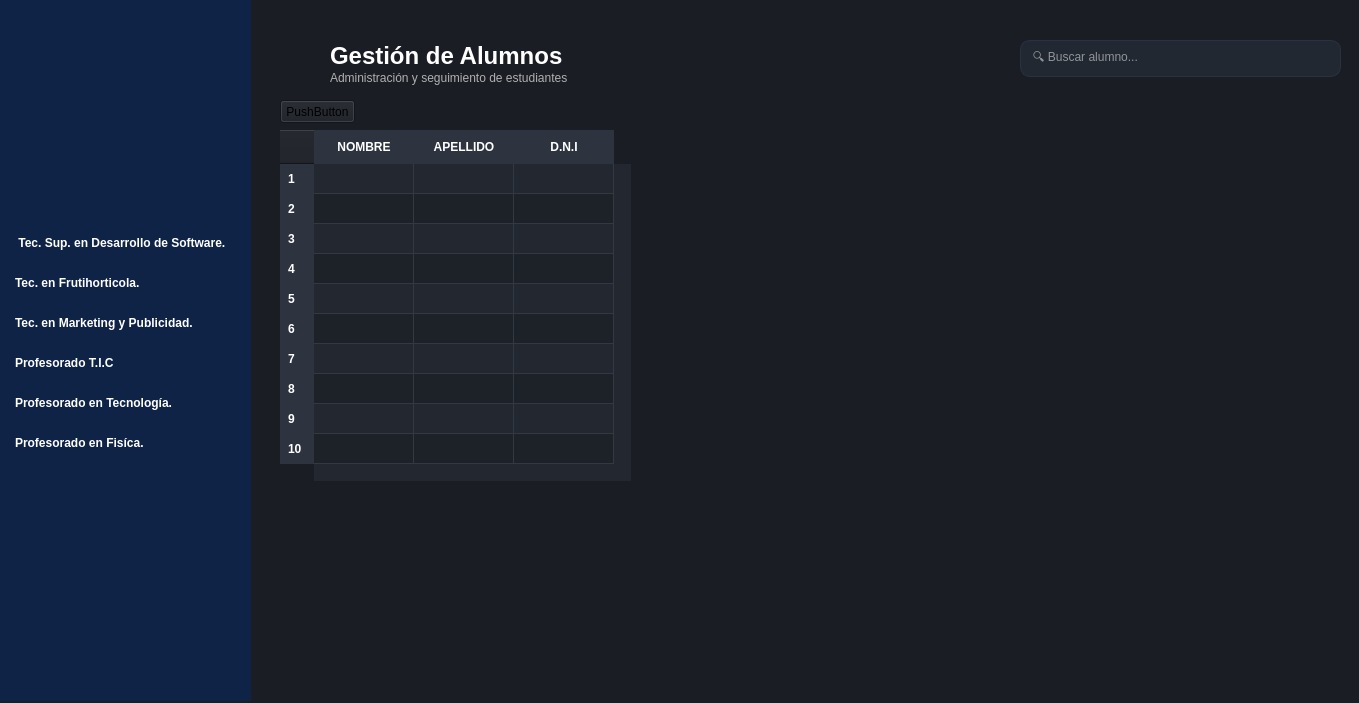
Before: the Qt Designer form ui/interfaz_inicio.ui in lugokevin69/proyecto_login, drawn with Qt 5.
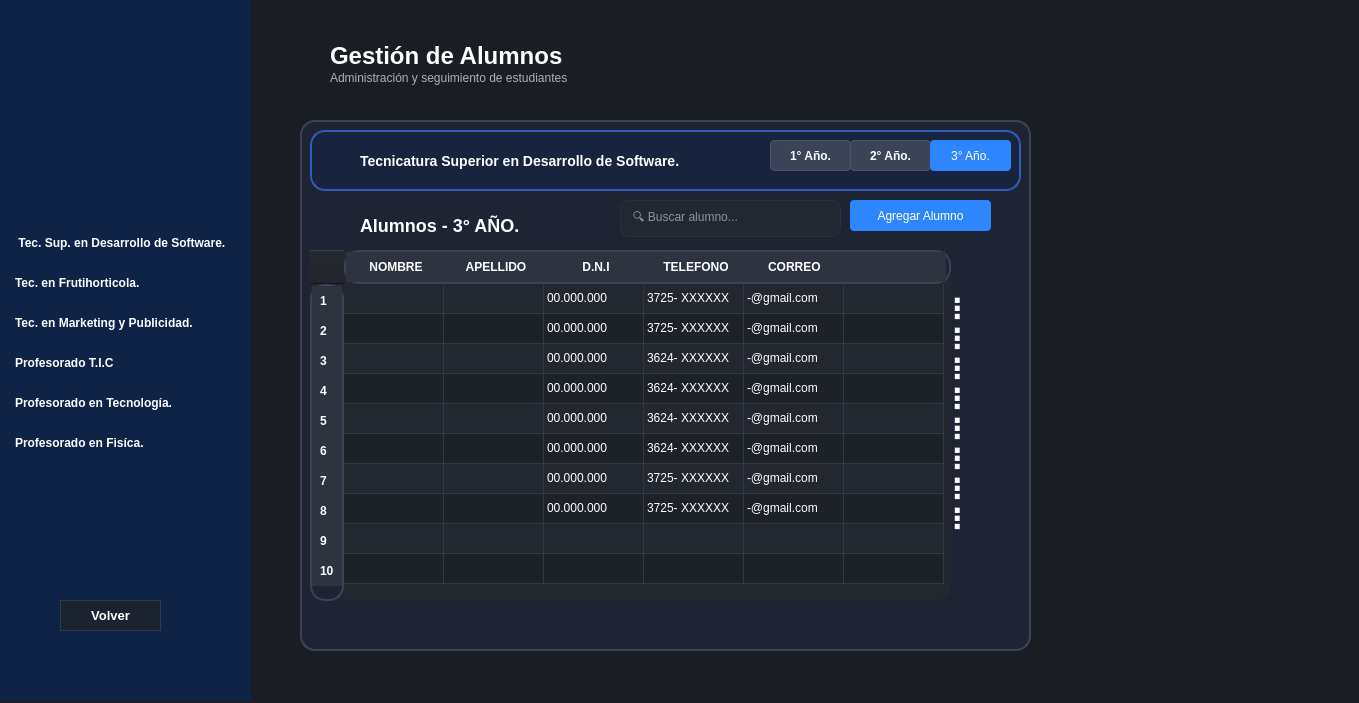
After: the same form once the commit is applied. Icons and pictures are not drawn.

```diff
--- a/ui/interfaz_inicio.ui
+++ b/ui/interfaz_inicio.ui
@@ -139,10 +139,10 @@
     <widget class="QLabel" name="label">
      <property name="geometry">
       <rect>
-       <x>70</x>
-       <y>30</y>
-       <width>121</width>
-       <height>121</height>
+       <x>30</x>
+       <y>20</y>
+       <width>191</width>
+       <height>171</height>
       </rect>
      </property>
      <property name="text">
@@ -637,7 +637,44 @@
      </property>
      <property name="icon">
       <iconset>
-       <normaloff>../Documentos/proyecto git hub/proyecto_login/iconos/alumno.png</normaloff>../Documentos/proyecto git hub/proyecto_login/iconos/alumno.png</iconset>
+       <normaloff>../iconos/alumno.png</normaloff>../iconos/alumno.png</iconset>
+     </property>
+    </widget>
+    <widget class="QPushButton" name="bt_volver2">
+     <property name="geometry">
+      <rect>
+       <x>60</x>
+       <y>600</y>
+       <width>101</width>
+       <height>31</height>
+      </rect>
+     </property>
+     <property name="styleSheet">
+      <string notr="true">QPushButton{
+     background-color: #1B2330;
+     color: #FFFFFF;
+
+border: 1px solid #2F3A4F;
+border-radius: 12PX;
+
+font-family: &quot;segoe UI&quot;;
+font-size: 10pt;
+font-weight: 600;
+
+padding: 8px 15px;
+}
+
+QPushButton:hover{
+     background-color: #242E3D;
+     border: 1px solid #3B82F6;
+}
+
+QPushButton:pressed{
+     background-color: #18202C;
+}</string>
+     </property>
+     <property name="text">
+      <string>Volver</string>
      </property>
     </widget>
    </widget>
@@ -685,12 +722,190 @@
    <widget class="QLabel" name="label_4">
     <property name="geometry">
      <rect>
-      <x>270</x>
-      <y>40</y>
-      <width>47</width>
+      <x>530</x>
+      <y>170</y>
+      <width>75</width>
+      <height>21</height>
+     </rect>
+    </property>
+    <property name="styleSheet">
+     <string notr="true">QPushButton{
+    background: transparent;
+    color: white;
+    border: none;
+    font-size: 16px;
+}
+
+QPushButton:hover{
+    background-color: #323844;
+    border-radius: 5px;
+}</string>
+    </property>
+    <property name="text">
+     <string/>
+    </property>
+   </widget>
+   <widget class="QFrame" name="frame_2">
+    <property name="geometry">
+     <rect>
+      <x>300</x>
+      <y>120</y>
+      <width>731</width>
+      <height>531</height>
+     </rect>
+    </property>
+    <property name="styleSheet">
+     <string notr="true">QFrame{
+    background-color: #1E2433;
+    border: 2px solid #3A4358;
+    border-radius: 15px;
+}</string>
+    </property>
+    <property name="frameShape">
+     <enum>QFrame::StyledPanel</enum>
+    </property>
+    <property name="frameShadow">
+     <enum>QFrame::Raised</enum>
+    </property>
+    <widget class="QFrame" name="frame">
+     <property name="geometry">
+      <rect>
+       <x>10</x>
+       <y>10</y>
+       <width>711</width>
+       <height>61</height>
+      </rect>
+     </property>
+     <property name="styleSheet">
+      <string notr="true">QFrame{
+    background-color: #18243D;
+    border: 2px solid #2E5CB8;
+    border-radius: 15px;
+}</string>
+     </property>
+     <property name="frameShape">
+      <enum>QFrame::StyledPanel</enum>
+     </property>
+     <property name="frameShadow">
+      <enum>QFrame::Raised</enum>
+     </property>
+     <widget class="QLabel" name="label_5">
+      <property name="geometry">
+       <rect>
+        <x>50</x>
+        <y>20</y>
+        <width>441</width>
+        <height>21</height>
+       </rect>
+      </property>
+      <property name="styleSheet">
+       <string notr="true">QLabel{
+    color: white;
+    background: transparent;
+    border: none;
+}
+QLabel{
+    color: white;
+    font-size: 14px;
+    font-weight: bold;
+    background: transparent;
+}</string>
+      </property>
+      <property name="text">
+       <string>Tecnicatura Superior en Desarrollo de Software.</string>
+      </property>
+     </widget>
+     <widget class="QPushButton" name="pushButton_13">
+      <property name="geometry">
+       <rect>
+        <x>460</x>
+        <y>10</y>
+        <width>81</width>
+        <height>31</height>
+       </rect>
+      </property>
+      <property name="styleSheet">
+       <string notr="true">QPushButton{
+    background-color: #3A4358;
+    color: white;
+    border: 1px solid #4A5568;
+    border-radius: 4px;
+    padding: 8px;
+    font-weight: bold;
+}
+
+QPushButton:hover{
+    background-color: #4A5568;
+}</string>
+      </property>
+      <property name="text">
+       <string>1° Año.</string>
+      </property>
+     </widget>
+     <widget class="QPushButton" name="pushButton_14">
+      <property name="geometry">
+       <rect>
+        <x>540</x>
+        <y>10</y>
+        <width>81</width>
+        <height>31</height>
+       </rect>
+      </property>
+      <property name="styleSheet">
+       <string notr="true">QPushButton{
+    background-color: #3A4358;
+    color: white;
+    border: 1px solid #4A5568;
+    border-radius: 4px;
+    padding: 8px;
+    font-weight: bold;
+}
+
+QPushButton:hover{
+    background-color: #4A5568;
+}</string>
+      </property>
+      <property name="text">
+       <string>2° Año.</string>
+      </property>
+     </widget>
+     <widget class="QPushButton" name="pushButton_15">
+      <property name="geometry">
+       <rect>
+        <x>620</x>
+        <y>10</y>
+        <width>81</width>
+        <height>31</height>
+       </rect>
+      </property>
+      <property name="styleSheet">
+       <string notr="true">QPushButton{
+	font: 87 8pt &quot;Arial Black&quot;;
+
+    background-color: #2E86FF;
+    color: white;
+    border: none;
+    border-radius: 4px;
+}</string>
+      </property>
+      <property name="text">
+       <string>3° Año.</string>
+      </property>
+     </widget>
+     <widget class="QLabel" name="label_8">
+      <property name="geometry">
+       <rect>
+        <x>10</x>
+        <y>10</y>
+        <width>31</width>
       <height>41</height>
      </rect>
     </property>
+      <property name="styleSheet">
+       <string notr="true">QLabel {
+        border: none;
+}</string>
+      </property>
     <property name="text">
      <string/>
     </property>
@@ -701,41 +916,13 @@
      <bool>true</bool>
     </property>
    </widget>
-   <widget class="QLineEdit" name="lineEdit">
-    <property name="geometry">
-     <rect>
-      <x>1020</x>
-      <y>40</y>
-      <width>321</width>
-      <height>37</height>
-     </rect>
-    </property>
-    <property name="styleSheet">
-     <string notr="true">QLineEdit{
-    background-color: #222831;
-    color: white;
-    border: 1px solid #2A3140;
-    border-radius: 10px;
-    padding-left: 10px;
-    font-family: &quot;Segoe UI&quot;;
-    font-size: 9pt;
-    min-height: 35px;
-}
-
-QLineEdit:focus{
-    border: 2px solid #2563EB;
-}</string>
-    </property>
-    <property name="placeholderText">
-     <string>🔍 Buscar alumno...</string>
-    </property>
    </widget>
    <widget class="QTableWidget" name="tableWidget">
     <property name="geometry">
      <rect>
-      <x>280</x>
+       <x>10</x>
       <y>130</y>
-      <width>351</width>
+       <width>641</width>
       <height>351</height>
      </rect>
     </property>
@@ -835,6 +1022,9 @@
      <property name="text">
       <string>NOMBRE</string>
      </property>
+      <property name="textAlignment">
+       <set>AlignCenter</set>
+      </property>
     </column>
     <column>
      <property name="text">
@@ -846,174 +1036,539 @@
       <string>D.N.I</string>
      </property>
     </column>
-   </widget>
-   <widget class="QPushButton" name="pushButton_7">
+     <column>
+      <property name="text">
+       <string>TELEFONO</string>
+      </property>
+     </column>
+     <column>
+      <property name="text">
+       <string>CORREO </string>
+      </property>
+     </column>
+     <column>
+      <property name="text">
+       <string/>
+      </property>
+     </column>
+     <item row="0" column="0">
+      <property name="text">
+       <string/>
+      </property>
+     </item>
+     <item row="0" column="1">
+      <property name="text">
+       <string/>
+      </property>
+     </item>
+     <item row="0" column="2">
+      <property name="text">
+       <string>00.000.000</string>
+      </property>
+     </item>
+     <item row="0" column="3">
+      <property name="text">
+       <string>3725- XXXXXX</string>
+      </property>
+     </item>
+     <item row="0" column="4">
+      <property name="text">
+       <string>-@gmail.com</string>
+      </property>
+      <property name="background">
+       <brush brushstyle="NoBrush">
+        <color alpha="255">
+         <red>0</red>
+         <green>85</green>
+         <blue>0</blue>
+        </color>
+       </brush>
+      </property>
+     </item>
+     <item row="1" column="0">
+      <property name="text">
+       <string/>
+      </property>
+     </item>
+     <item row="1" column="1">
+      <property name="text">
+       <string/>
+      </property>
+     </item>
+     <item row="1" column="2">
+      <property name="text">
+       <string>00.000.000</string>
+      </property>
+     </item>
+     <item row="1" column="3">
+      <property name="text">
+       <string>3725- XXXXXX</string>
+      </property>
+     </item>
+     <item row="1" column="4">
+      <property name="text">
+       <string>-@gmail.com</string>
+      </property>
+      <property name="background">
+       <brush brushstyle="NoBrush">
+        <color alpha="255">
+         <red>200</red>
+         <green>66</green>
+         <blue>0</blue>
+        </color>
+       </brush>
+      </property>
+     </item>
+     <item row="2" column="0">
+      <property name="text">
+       <string/>
+      </property>
+     </item>
+     <item row="2" column="1">
+      <property name="text">
+       <string/>
+      </property>
+     </item>
+     <item row="2" column="2">
+      <property name="text">
+       <string>00.000.000</string>
+      </property>
+     </item>
+     <item row="2" column="3">
+      <property name="text">
+       <string>3624- XXXXXX</string>
+      </property>
+     </item>
+     <item row="2" column="4">
+      <property name="text">
+       <string>-@gmail.com</string>
+      </property>
+      <property name="background">
+       <brush brushstyle="NoBrush">
+        <color alpha="255">
+         <red>0</red>
+         <green>85</green>
+         <blue>0</blue>
+        </color>
+       </brush>
+      </property>
+     </item>
+     <item row="3" column="0">
+      <property name="text">
+       <string/>
+      </property>
+     </item>
+     <item row="3" column="1">
+      <property name="text">
+       <string/>
+      </property>
+     </item>
+     <item row="3" column="2">
+      <property name="text">
+       <string>00.000.000</string>
+      </property>
+     </item>
+     <item row="3" column="3">
+      <property name="text">
+       <string>3624- XXXXXX</string>
+      </property>
+     </item>
+     <item row="3" column="4">
+      <property name="text">
+       <string>-@gmail.com</string>
+      </property>
+      <property name="background">
+       <brush brushstyle="NoBrush">
+        <color alpha="255">
+         <red>170</red>
+         <green>0</green>
+         <blue>0</blue>
+        </color>
+       </brush>
+      </property>
+     </item>
+     <item row="4" column="2">
+      <property name="text">
+       <string>00.000.000</string>
+      </property>
+     </item>
+     <item row="4" column="3">
+      <property name="text">
+       <string>3624- XXXXXX</string>
+      </property>
+     </item>
+     <item row="4" column="4">
+      <property name="text">
+       <string>-@gmail.com</string>
+      </property>
+     </item>
+     <item row="5" column="2">
+      <property name="text">
+       <string>00.000.000</string>
+      </property>
+     </item>
+     <item row="5" column="3">
+      <property name="text">
+       <string>3624- XXXXXX</string>
+      </property>
+     </item>
+     <item row="5" column="4">
+      <property name="text">
+       <string>-@gmail.com</string>
+      </property>
+     </item>
+     <item row="6" column="2">
+      <property name="text">
+       <string>00.000.000</string>
+      </property>
+     </item>
+     <item row="6" column="3">
+      <property name="text">
+       <string>3725- XXXXXX</string>
+      </property>
+     </item>
+     <item row="6" column="4">
+      <property name="text">
+       <string>-@gmail.com</string>
+      </property>
+     </item>
+     <item row="7" column="2">
+      <property name="text">
+       <string>00.000.000</string>
+      </property>
+     </item>
+     <item row="7" column="3">
+      <property name="text">
+       <string>3725- XXXXXX</string>
+      </property>
+     </item>
+     <item row="7" column="4">
+      <property name="text">
+       <string>-@gmail.com</string>
+      </property>
+     </item>
+    </widget>
+    <widget class="QLabel" name="label_6">
     <property name="geometry">
      <rect>
-      <x>530</x>
-      <y>170</y>
-      <width>75</width>
-      <height>21</height>
+       <x>60</x>
+       <y>90</y>
+       <width>441</width>
+       <height>31</height>
      </rect>
     </property>
     <property name="styleSheet">
-     <string notr="true">QPushButton{
-    background: transparent;
+      <string notr="true">QLabel{
     color: white;
+    background: transparent;
     border: none;
-    font-size: 16px;
+}
+QLabel{
+    color: white;
+    font-size: 18px;
+    font-weight: bold;
+    background: transparent;
+}</string>
+     </property>
+     <property name="text">
+      <string>Alumnos - 3° AÑO.</string>
+     </property>
+    </widget>
+    <widget class="QLabel" name="label_7">
+     <property name="geometry">
+      <rect>
+       <x>20</x>
+       <y>90</y>
+       <width>31</width>
+       <height>31</height>
+      </rect>
+     </property>
+     <property name="styleSheet">
+      <string notr="true">    border: none;</string>
+     </property>
+     <property name="text">
+      <string/>
+     </property>
+     <property name="pixmap">
+      <pixmap>../../../../../.designer/iconos/icons8-grupos-de-usuarios-100.png</pixmap>
+     </property>
+     <property name="scaledContents">
+      <bool>true</bool>
+     </property>
+    </widget>
+    <widget class="QLineEdit" name="lineEdit">
+     <property name="geometry">
+      <rect>
+       <x>320</x>
+       <y>80</y>
+       <width>221</width>
+       <height>37</height>
+      </rect>
+     </property>
+     <property name="styleSheet">
+      <string notr="true">QLineEdit{
+    background-color: #222831;
+    color: white;
+    border: 1px solid #2A3140;
+    border-radius: 10px;
+    padding-left: 10px;
+    font-family: &quot;Segoe UI&quot;;
+    font-size: 9pt;
+    min-height: 35px;
 }
 
-QPushButton:hover{
-    background-color: #323844;
-    border-radius: 5px;
+QLineEdit:focus{
+    border: 2px solid #2563EB;
+}</string>
+     </property>
+     <property name="placeholderText">
+      <string>🔍 Buscar alumno...</string>
+     </property>
+    </widget>
+    <widget class="QPushButton" name="pushButton_16">
+     <property name="geometry">
+      <rect>
+       <x>550</x>
+       <y>80</y>
+       <width>141</width>
+       <height>31</height>
+      </rect>
+     </property>
+     <property name="styleSheet">
+      <string notr="true">QPushButton{
+	font: 87 8pt &quot;Arial Black&quot;;
+    background-color: #2E86FF;
+    color: white;
+    border: none;
+    border-radius: 4px;
+}</string>
+     </property>
+     <property name="text">
+      <string>Agregar Alumno</string>
+     </property>
+     <property name="icon">
+      <iconset>
+       <normaloff>../../../../../.designer/iconos/icons8-signo-más-64.png</normaloff>../../../../../.designer/iconos/icons8-signo-más-64.png</iconset>
+     </property>
+    </widget>
+    <widget class="QLabel" name="label_34">
+     <property name="geometry">
+      <rect>
+       <x>10</x>
+       <y>90</y>
+       <width>41</width>
+       <height>31</height>
+      </rect>
+     </property>
+     <property name="styleSheet">
+      <string notr="true">QLabel {
+       border: none;
 }</string>
     </property>
     <property name="text">
      <string/>
     </property>
-   </widget>
-   <widget class="QPushButton" name="pushButton_8">
+     <property name="pixmap">
+      <pixmap>../iconos/icons8-grupos-de-usuarios-100.png</pixmap>
+     </property>
+     <property name="scaledContents">
+      <bool>true</bool>
+     </property>
+    </widget>
+    <widget class="QToolButton" name="toolButton">
     <property name="geometry">
      <rect>
-      <x>530</x>
+       <x>640</x>
+       <y>170</y>
+       <width>34</width>
+       <height>37</height>
+      </rect>
+     </property>
+     <property name="styleSheet">
+      <string notr="true">QToolButton {
+         background-color: transparent;
+         border: none;
+         color: white;
+         font-size: 28px;
+         font-weight: bold;
+}</string>
+     </property>
+     <property name="text">
+      <string>⋮</string>
+     </property>
+    </widget>
+    <widget class="QToolButton" name="toolButton_2">
+     <property name="geometry">
+      <rect>
+       <x>640</x>
       <y>200</y>
-      <width>75</width>
-      <height>21</height>
+       <width>34</width>
+       <height>37</height>
      </rect>
     </property>
     <property name="styleSheet">
-     <string notr="true">QPushButton{
-    background: transparent;
-    color: white;
-    border: none;
-    font-size: 16px;
-}
-
-QPushButton:hover{
-    background-color: #323844;
-    border-radius: 5px;
+      <string notr="true">QToolButton {
+         background-color: transparent;
+         border: none;
+         color: white;
+         font-size: 28px;
+         font-weight: bold;
 }</string>
     </property>
     <property name="text">
-     <string/>
-    </property>
-   </widget>
-   <widget class="QPushButton" name="pushButton_9">
+      <string>⋮</string>
+     </property>
+    </widget>
+    <widget class="QToolButton" name="toolButton_3">
     <property name="geometry">
      <rect>
-      <x>530</x>
+       <x>640</x>
       <y>230</y>
-      <width>75</width>
-      <height>21</height>
+       <width>34</width>
+       <height>37</height>
      </rect>
     </property>
     <property name="styleSheet">
-     <string notr="true">QPushButton{
-    background: transparent;
-    color: white;
-    border: none;
-    font-size: 16px;
-}
-
-QPushButton:hover{
-    background-color: #323844;
-    border-radius: 5px;
+      <string notr="true">QToolButton {
+         background-color: transparent;
+         border: none;
+         color: white;
+         font-size: 28px;
+         font-weight: bold;
 }</string>
     </property>
     <property name="text">
-     <string/>
-    </property>
-   </widget>
-   <widget class="QPushButton" name="pushButton_10">
+      <string>⋮</string>
+     </property>
+    </widget>
+    <widget class="QToolButton" name="toolButton_4">
     <property name="geometry">
      <rect>
-      <x>530</x>
+       <x>640</x>
       <y>260</y>
-      <width>75</width>
-      <height>21</height>
+       <width>34</width>
+       <height>37</height>
      </rect>
     </property>
     <property name="styleSheet">
-     <string notr="true">QPushButton{
-    background: transparent;
-    color: white;
-    border: none;
-    font-size: 16px;
-}
-
-QPushButton:hover{
-    background-color: #323844;
-    border-radius: 5px;
+      <string notr="true">QToolButton {
+         background-color: transparent;
+         border: none;
+         color: white;
+         font-size: 28px;
+         font-weight: bold;
 }</string>
     </property>
     <property name="text">
-     <string/>
-    </property>
-   </widget>
-   <widget class="QPushButton" name="pushButton_11">
+      <string>⋮</string>
+     </property>
+    </widget>
+    <widget class="QToolButton" name="toolButton_5">
     <property name="geometry">
      <rect>
-      <x>530</x>
+       <x>640</x>
       <y>290</y>
-      <width>75</width>
-      <height>21</height>
+       <width>34</width>
+       <height>37</height>
      </rect>
     </property>
     <property name="styleSheet">
-     <string notr="true">QPushButton{
-    background: transparent;
-    color: white;
-    border: none;
-    font-size: 16px;
-}
-
-QPushButton:hover{
-    background-color: #323844;
-    border-radius: 5px;
+      <string notr="true">QToolButton {
+         background-color: transparent;
+         border: none;
+         color: white;
+         font-size: 28px;
+         font-weight: bold;
 }</string>
     </property>
     <property name="text">
-     <string/>
-    </property>
-   </widget>
-   <widget class="QPushButton" name="pushButton_12">
+      <string>⋮</string>
+     </property>
+    </widget>
+    <widget class="QToolButton" name="toolButton_6">
     <property name="geometry">
      <rect>
-      <x>530</x>
+       <x>640</x>
       <y>320</y>
-      <width>75</width>
-      <height>21</height>
+       <width>34</width>
+       <height>37</height>
      </rect>
     </property>
     <property name="styleSheet">
-     <string notr="true">QPushButton{
-    background: transparent;
-    color: white;
-    border: none;
-    font-size: 16px;
-}
-
-QPushButton:hover{
-    background-color: #323844;
-    border-radius: 5px;
+      <string notr="true">QToolButton {
+         background-color: transparent;
+         border: none;
+         color: white;
+         font-size: 28px;
+         font-weight: bold;
 }</string>
+     </property>
+     <property name="text">
+      <string>⋮</string>
+     </property>
+    </widget>
+    <widget class="QToolButton" name="toolButton_7">
+     <property name="geometry">
+      <rect>
+       <x>640</x>
+       <y>350</y>
+       <width>34</width>
+       <height>37</height>
+      </rect>
+     </property>
+     <property name="styleSheet">
+      <string notr="true">QToolButton {
+         background-color: transparent;
+         border: none;
+         color: white;
+         font-size: 28px;
+         font-weight: bold;
+}</string>
+     </property>
+     <property name="text">
+      <string>⋮</string>
+     </property>
+    </widget>
+    <widget class="QToolButton" name="toolButton_8">
+     <property name="geometry">
+      <rect>
+       <x>640</x>
+       <y>380</y>
+       <width>34</width>
+       <height>37</height>
+      </rect>
+     </property>
+     <property name="styleSheet">
+      <string notr="true">QToolButton {
+         background-color: transparent;
+         border: none;
+         color: white;
+         font-size: 28px;
+         font-weight: bold;
+}</string>
+     </property>
+     <property name="text">
+      <string>⋮</string>
+     </property>
+    </widget>
+   </widget>
+   <widget class="QLabel" name="label_4">
+    <property name="geometry">
+     <rect>
+      <x>270</x>
+      <y>40</y>
+      <width>51</width>
+      <height>41</height>
+     </rect>
     </property>
     <property name="text">
      <string/>
     </property>
-   </widget>
-   <widget class="QPushButton" name="bt_volver2">
-    <property name="geometry">
-     <rect>
-      <x>280</x>
-      <y>100</y>
-      <width>75</width>
-      <height>23</height>
-     </rect>
+    <property name="pixmap">
+     <pixmap>../iconos/gorro-de-graduacion.png</pixmap>
     </property>
-    <property name="text">
-     <string>PushButton</string>
+    <property name="scaledContents">
+     <bool>true</bool>
     </property>
    </widget>
   </widget>
```
Left out of the diff: 22 changed lines with no effect on the pictures. Lines whose indentation alone changed are shown as unchanged.
